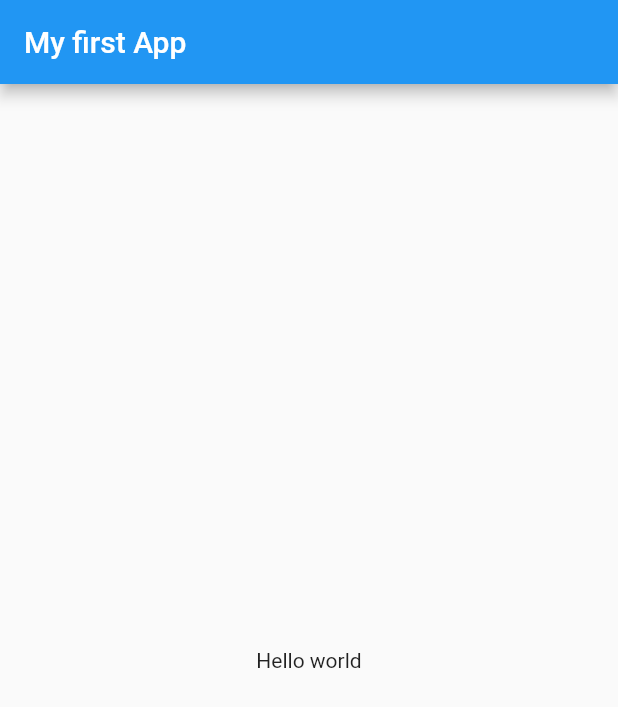
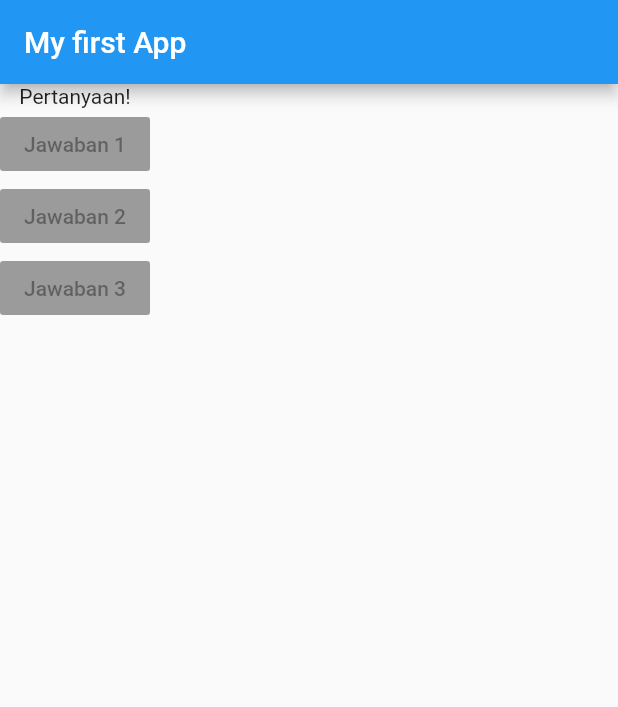
Before and after one commit to yodyindra/modul-praktikum-4-mobile-app, a Flutter app: the screen it shows after launch, on a phone screen of 412 x 824 dp. Shown: the top 707 px of the screen. Run offline on Flutter 3.47's test engine with Material 2 defaults, Android fonts, the phone set to English and light mode, and no system bars.

Commit message:
menggunakan invisible widget Column

```diff
--- a/lib/main.dart
+++ b/lib/main.dart
@@ -6,11 +6,24 @@ class MyApp extends StatelessWidget {
   Widget build(BuildContext context) {
     return MaterialApp(
       home: Scaffold(
-        appBar: AppBar(
-          title: Text('My first App'),
-        ),
-        body: Center(child: Text('Hello world')),
-      ),
+          appBar: AppBar(
+            title: Text('My first App'),
+          ),
+          body: Column(children: <Widget>[
+            Text('Pertanyaan!'),
+            RaisedButton(
+              child: Text('Jawaban 1'),
+              onPressed: null,
+            ),
+            RaisedButton(
+              child: Text('Jawaban 2'),
+              onPressed: null,
+            ),
+            RaisedButton(
+              child: Text('Jawaban 3'),
+              onPressed: null,
+            )
+          ])),
     );
   }
 }
```
